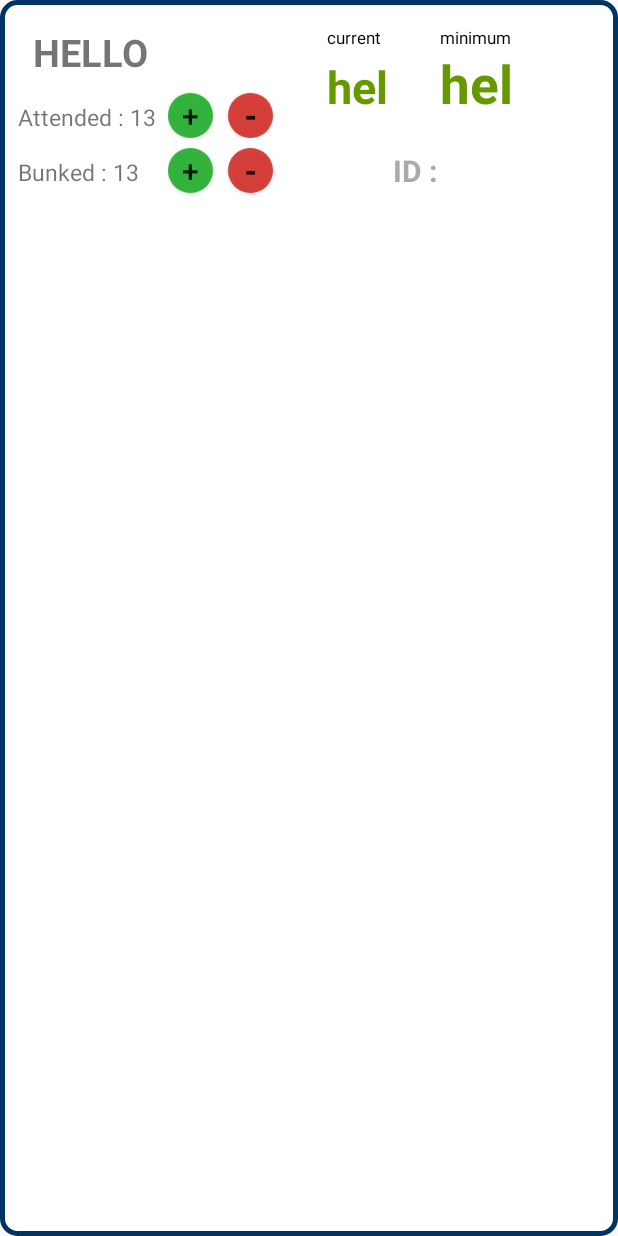
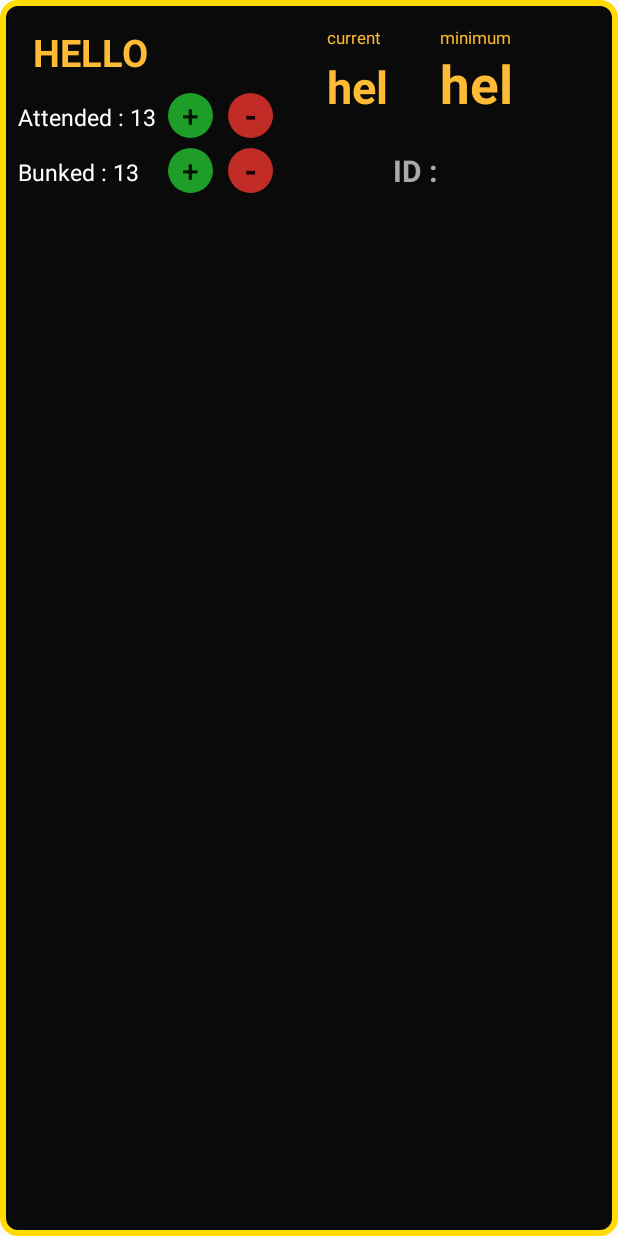
Before and after one commit to Cyber-Labs/attendance-manager-app-1, an Android app: the layout list_layout.xml on its own in the app's theme, with its tools: preview values and no code run, on a phone screen of 412 x 824 dp. Run offline under Robolectric (Android 15) with nearby library versions, the phone set to English and light mode, and no system bars.

Commit message:
Changed UI and removed irrelevant things.

```diff
--- a/app/src/main/java/com/example/roshni/attendance/MainActivity.java
+++ b/app/src/main/java/com/example/roshni/attendance/MainActivity.java
@@ -92,8 +92,6 @@ public class MainActivity extends AppCompatActivity
                 }
                 if(id==R.id.nav_viewdata)
                     ViewData();
-                if(id==R.id.nav_loogut)
-                    Toast.makeText(MainActivity.this,"Clicked on LOGOUT",Toast.LENGTH_SHORT).show();
                 if(id==R.id.nav_help)
                 {
                     Intent intent=new Intent(Intent.ACTION_SENDTO);
@@ -189,4 +187,5 @@ public class MainActivity extends AppCompatActivity
                     }
                 }).setNegativeButton("no", null).show();
     }
+
 }
--- a/app/src/main/res/drawable/box.xml
+++ b/app/src/main/res/drawable/box.xml
@@ -1,10 +1,10 @@
 <?xml version="1.0" encoding="utf-8"?>
 <shape xmlns:android="http://schemas.android.com/apk/res/android" android:id="@+id/listview_background_shape">
-    <stroke android:width="3dp" android:color="#003366 " />
+    <stroke android:width="4dp" android:color="#ffdb03" />
     <padding android:left="2dp"
         android:top="2dp"
         android:right="2dp"
         android:bottom="2dp" />
     <corners android:radius="10dp" />
-    <solid android:color="#ffffffff" />
+    <solid android:color="#0a0a0b" />
 </shape>
--- a/app/src/main/res/drawable/ic_profile.xml
+++ b/app/src/main/res/drawable/ic_profile.xml
@@ -5,5 +5,5 @@
         android:viewportHeight="24.0">
     <path
         android:fillColor="#FF000000"
-        android:pathData="M12,5.9c1.16,0 2.1,0.94 2.1,2.1s-0.94,2.1 -2.1,2.1S9.9,9.16 9.9,8s0.94,-2.1 2.1,-2.1m0,9c2.97,0 6.1,1.46 6.1,2.1v1.1L5.9,18.1L5.9,17c0,-0.64 3.13,-2.1 6.1,-2.1M12,4C9.79,4 8,5.79 8,8s1.79,4 4,4 4,-1.79 4,-4 -1.79,-4 -4,-4zM12,13c-2.67,0 -8,1.34 -8,4v3h16v-3c0,-2.66 -5.33,-4 -8,-4z"/>
+        android:pathData="M12,12c2.21,0 4,-1.79 4,-4s-1.79,-4 -4,-4 -4,1.79 -4,4 1.79,4 4,4zM12,14c-2.67,0 -8,1.34 -8,4v2h16v-2c0,-2.66 -5.33,-4 -8,-4z"/>
 </vector>
--- a/app/src/main/res/layout/activity_main.xml
+++ b/app/src/main/res/layout/activity_main.xml
@@ -8,7 +8,7 @@
     android:fitsSystemWindows="true"
     tools:context=".MainActivity"
     tools:openDrawer="start"
-    android:background="@drawable/d5">
+    android:background="@mipmap/bgd">
 
     <LinearLayout
         android:layout_width="match_parent"
--- a/app/src/main/res/layout/list_layout.xml
+++ b/app/src/main/res/layout/list_layout.xml
@@ -6,6 +6,7 @@
     tools:context=".MainActivity"
     android:background="@drawable/box"
     android:descendantFocusability="blocksDescendants"
+
     >
 
 
@@ -19,7 +20,8 @@
         android:layout_marginTop="15dp"
         android:textStyle="bold"
         android:text="hello"
-        android:textAllCaps="true"/>
+        android:textAllCaps="true"
+        android:textColor="@android:color/holo_orange_light"/>
 
 
     <TextView
@@ -30,7 +32,7 @@
         android:layout_marginTop="35dp"
         android:layout_toRightOf="@id/subject_name"
         android:text="hel"
-        android:textColor="@android:color/holo_green_dark"
+        android:textColor="@android:color/holo_orange_light"
         android:textSize="30sp"
         android:textStyle="bold" />
     <TextView
@@ -42,9 +44,9 @@
         android:paddingBottom="5dp"
         android:layout_toRightOf="@id/subject_name"
         android:text="current"
-        android:textColor="@android:color/black"
+        android:textColor="@android:color/holo_orange_light"
         android:textSize="11sp"
-         />
+        />
     <TextView
         android:id="@+id/minimum"
         android:layout_width="70dp"
@@ -53,7 +55,7 @@
         android:layout_marginTop="30dp"
         android:text="hel"
         android:layout_toRightOf="@id/current"
-        android:textColor="@android:color/holo_green_dark"
+        android:textColor="@android:color/holo_orange_light"
         android:textSize="35sp"
         android:textStyle="bold" />
 
@@ -66,9 +68,9 @@
         android:text="minimum"
         android:paddingBottom="5dp"
         android:layout_toRightOf="@id/current"
-        android:textColor="@android:color/black"
+        android:textColor="@android:color/holo_orange_light"
         android:textSize="11sp"
-         />
+        />
     <TextView
         android:id="@+id/presents"
         android:layout_width="100dp"
@@ -78,6 +80,7 @@
         android:layout_below="@id/subject_name"
         android:layout_marginTop="15dp"
         android:layout_marginLeft="10dp"
+        android:textColor="@android:color/white"
         />
     <TextView
         android:id="@+id/absents"
@@ -87,7 +90,8 @@
         android:textSize="15sp"
         android:layout_below="@id/presents"
         android:layout_marginTop="15dp"
-        android:layout_marginLeft="10dp"/>
+        android:layout_marginLeft="10dp"
+        android:textColor="@android:color/white"/>
     <LinearLayout
         android:layout_width="wrap_content"
         android:layout_height="wrap_content"
@@ -160,7 +164,7 @@
             android:textSize="20sp"
             android:layout_marginTop="10dp"
             android:textStyle="bold"
-            android:textColor="@android:color/black"
+            android:textColor="@android:color/darker_gray"
             />
 
     </LinearLayout>
--- a/app/src/main/res/layout/nav_header.xml
+++ b/app/src/main/res/layout/nav_header.xml
@@ -2,10 +2,11 @@
 <LinearLayout xmlns:android="http://schemas.android.com/apk/res/android"
     android:layout_width="match_parent"
     android:layout_height="176dp"
-    android:background="@drawable/imagee"
+    android:background="@mipmap/drw"
     android:gravity="bottom"
     android:orientation="vertical"
     android:padding="16dp"
+    android:scaleY="1.05"
     android:theme="@style/ThemeOverlay.AppCompat.Dark">
 
     <TextView
--- a/app/src/main/res/menu/drawer_menu.xml
+++ b/app/src/main/res/menu/drawer_menu.xml
@@ -15,10 +15,6 @@
             android:id="@+id/nav_viewdata"
             android:icon="@drawable/ic_pageview_black_24dp"
             android:title="View Data" />
-        <item
-            android:id="@+id/nav_loogut"
-            android:icon="@drawable/ic_logout"
-            android:title="Log Out" />
     </group>
 
     <item android:title="Communicate">
```
Also changed, not shown: app/src/main/AndroidManifest.xml (+6 -3 lines), app/src/main/java/com/example/roshni/attendance/DataBaseHelper.java (+7 -0 lines), app/src/main/java/com/example/roshni/attendance/DataBaseHelper2.java (added, +60 -0 lines), app/src/main/res/drawable/ic_college.xml (added, +9 -0 lines), app/src/main/res/drawable/ic_name.xml (added, +9 -0 lines), app/src/main/res/drawable/ic_semester.xml (added, +9 -0 lines), app/src/main/res/layout/edit_profile.xml (added, +56 -0 lines), app/src/main/res/mipmap-xxxhdpi/drw.jpeg (added), 1 other file.
